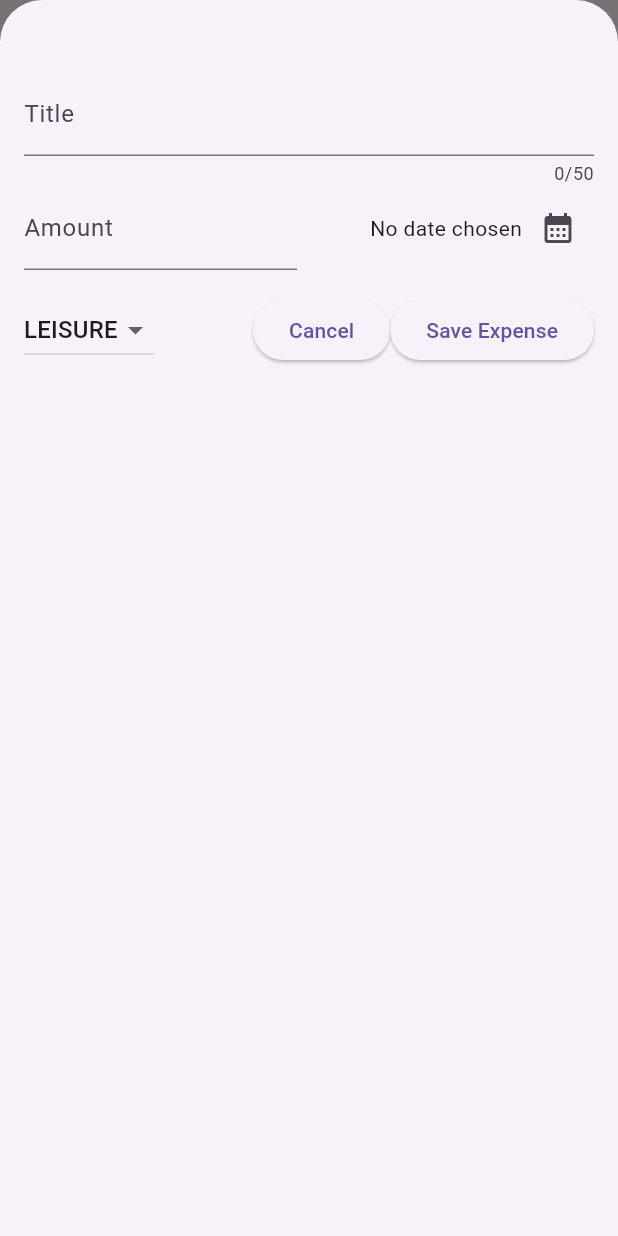
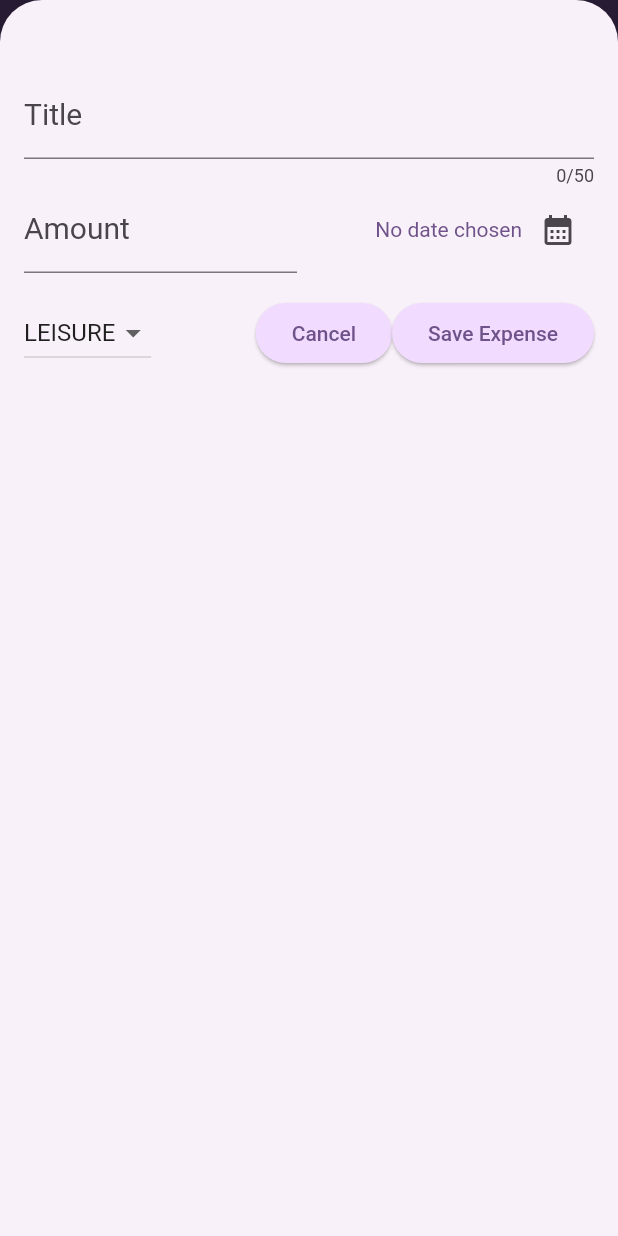
Before and after one commit to mmcdevitt1997/expense_tracker, a Flutter app: the screen it shows after launch, after a tap on the "add" icon, on a phone screen of 412 x 824 dp. Run offline on Flutter 3.47's test engine with Material 2 defaults, Android fonts, the phone set to English and light mode, and no system bars.

Commit message:
dark theme add

```diff
--- a/lib/main.dart
+++ b/lib/main.dart
@@ -2,11 +2,100 @@ import 'package:flutter/material.dart';
 
 import 'package:expense_tracker/widgets/expenses.dart';
 
+var kColorScheme = ColorScheme.fromSeed(
+  seedColor: Color.fromARGB(255, 171, 119, 219),
+);
+
+var kDarkColorScheme = ColorScheme.fromSeed(
+  brightness: Brightness.dark,
+  seedColor: Color.fromARGB(255, 5, 99, 125),
+);
+
 void main() {
   runApp(
     MaterialApp(
-      theme: ThemeData(useMaterial3: true),
-      home: Expenses(),
+      darkTheme: ThemeData.dark().copyWith(
+        useMaterial3: true,
+        colorScheme: kDarkColorScheme,
+        cardTheme: const CardTheme().copyWith(
+          color: kDarkColorScheme.secondaryContainer,
+          margin: const EdgeInsets.symmetric(vertical: 8, horizontal: 16),
+        ),
+        textTheme: ThemeData().textTheme.copyWith(
+        bodyText1: TextStyle(
+                fontSize: 15,
+                fontWeight: FontWeight.normal,
+                color: kDarkColorScheme.primary,
+              ),
+         headline2: TextStyle(
+                fontSize: 16,
+                fontWeight: FontWeight.bold,
+                color: kDarkColorScheme.primary,
+              ),
+        ),
+      ),
+      theme: ThemeData().copyWith(
+        useMaterial3: true,
+        colorScheme: kColorScheme,
+        appBarTheme: const AppBarTheme().copyWith(
+          backgroundColor: kColorScheme.onPrimaryContainer,
+          foregroundColor: kColorScheme.primary,
+        ),
+
+        cardTheme: const CardTheme().copyWith(
+          color: kColorScheme.secondaryContainer,
+        ),
+        elevatedButtonTheme: ElevatedButtonThemeData(
+          style: ElevatedButton.styleFrom(
+            backgroundColor: kColorScheme.primaryContainer,
+          ),
+
+        ),
+        textTheme: ThemeData().textTheme.copyWith(
+              headline1: TextStyle(
+                fontSize: 20,
+                fontWeight: FontWeight.bold,
+                color: kColorScheme.primary,
+              ),
+              headline2: TextStyle(
+                fontSize: 16,
+                fontWeight: FontWeight.bold,
+                color: kColorScheme.primary,
+              ),
+              headline3: TextStyle(
+                fontSize: 14,
+                fontWeight: FontWeight.bold,
+                color: kColorScheme.primary,
+              ),
+              headline4: TextStyle(
+                fontSize: 12,
+                fontWeight: FontWeight.bold,
+                color: kColorScheme.primary,
+              ),
+              headline5:  TextStyle(
+                fontSize: 10,
+                fontWeight: FontWeight.bold,
+                color: kColorScheme.primary,
+              ),
+              headline6:  TextStyle(
+                fontSize: 8,
+                fontWeight: FontWeight.bold,
+                color: kColorScheme.primary,
+              ),
+              bodyText1: TextStyle(
+                fontSize: 20,
+                fontWeight: FontWeight.normal,
+                color: kColorScheme.primary,
+              ),
+              bodyText2:  TextStyle(
+                fontSize: 14,
+                fontWeight: FontWeight.normal,
+                color: kColorScheme.primary,
+              ),
+            ),
+      ),
+      themeMode: ThemeMode.system,
+      home: const Expenses(),
     ),
   );
 }
--- a/lib/widgets/expenses_list/expense_item.dart
+++ b/lib/widgets/expenses_list/expense_item.dart
@@ -13,8 +13,9 @@ class ExpenseItem extends StatelessWidget {
       child: Padding(
         padding: const EdgeInsets.symmetric(vertical: 16, horizontal: 20),
         child: Column(
+          crossAxisAlignment: CrossAxisAlignment.start,
           children: [
-            Text(expense.title),
+            Text(expense.title, style: Theme.of(context).textTheme.headline2,),
             const SizedBox(height: 4),
             Row(
               children: [
--- a/lib/widgets/expenses_list/expenses_list.dart
+++ b/lib/widgets/expenses_list/expenses_list.dart
@@ -16,6 +16,21 @@ class ExpensesList extends StatelessWidget {
       itemCount: expenses.length,
       itemBuilder: (context, index) => Dismissible(
         key: ValueKey(expenses[index]),
+        background: Container(
+          color: Theme.of(context).errorColor,
+          child: const Icon(
+            Icons.delete,
+            color: Colors.white,
+            size: 40,
+          ),
+          alignment: Alignment.centerRight,
+          padding: const EdgeInsets.only(right: 20),
+          margin: const EdgeInsets.symmetric(
+            horizontal: 15,
+            vertical: 4,
+          ),
+        ),
+
         onDismissed: (direction) => onRemoveExpense(expenses[index]),
         child: ExpenseItem(
           expenses[index],
```
